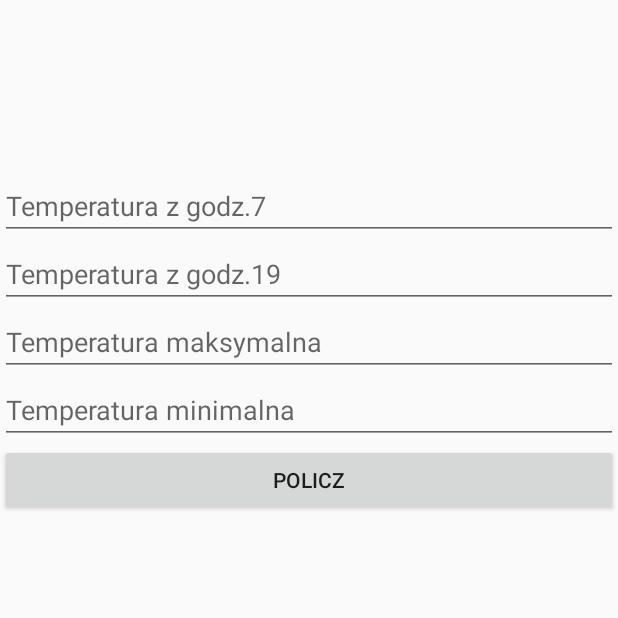
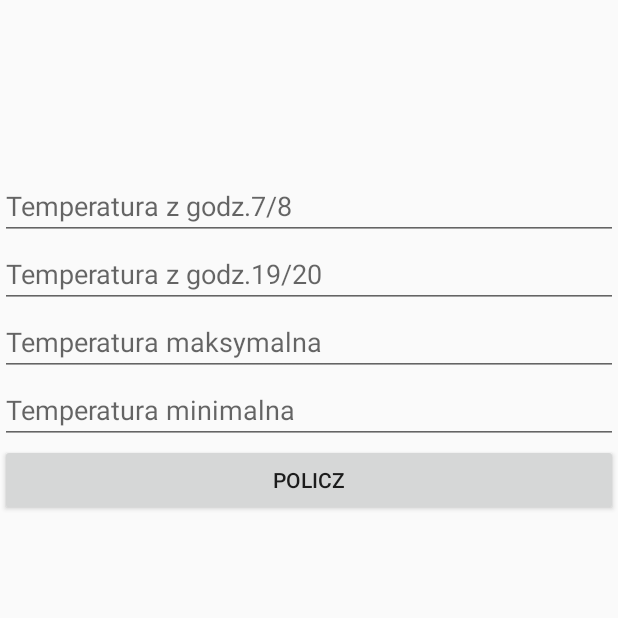
Before and after one commit to monduls/MeteoApp, an Android app: the fragment TemperatureFragment shown on its own in the app's theme, on a phone screen of 412 x 824 dp, the top half of it. Run offline under Robolectric (Android 15) with nearby library versions, the phone set to English and light mode, and no system bars.

```diff
--- a/app/src/main/java/com/example/lenovo/meteoapp/EquivalentFragment.java
+++ b/app/src/main/java/com/example/lenovo/meteoapp/EquivalentFragment.java
@@ -33,7 +33,7 @@ public class EquivalentFragment extends Fragment {
                     int cover = parseInt(coverEdit.getText().toString());
                     double scale = Double.parseDouble(scaleEdit.getText().toString());
                     double result = scale*10/cover;
-                    resultView.setText(String.format("%.2f",result));
+                    resultView.setText("Równoważnik wodny śniegu: " + String.format("%.2f",result));
                 }catch (NumberFormatException e) {
                     resultView.setText("Błędne dane");
                 }
--- a/app/src/main/res/layout/fragment_cloud.xml
+++ b/app/src/main/res/layout/fragment_cloud.xml
@@ -28,13 +28,13 @@
         android:layout_width="match_parent"
         android:layout_height="wrap_content"
         android:hint="Temperatura powietrza"
-        android:inputType="number|numberDecimal"
+        android:inputType="number|numberSigned|numberDecimal"
         android:id="@+id/temperature_edit"/>
     <EditText
         android:layout_width="match_parent"
         android:layout_height="wrap_content"
         android:hint="Tepmeratura punktu rosy"
-        android:inputType="number|numberDecimal"
+        android:inputType="number|numberSigned|numberDecimal"
         android:id="@+id/dew_point_edit"/>
 
     <Button
--- a/app/src/main/res/layout/fragment_humidity.xml
+++ b/app/src/main/res/layout/fragment_humidity.xml
@@ -27,21 +27,21 @@
     <EditText
         android:layout_width="match_parent"
         android:layout_height="wrap_content"
-        android:hint="Wilgotność z godz.7"
+        android:hint="Wilgotność z godz.7/8"
         android:inputType="number|numberDecimal"
         android:id="@+id/humidity7_edit"/>
 
     <EditText
         android:layout_width="match_parent"
         android:layout_height="wrap_content"
-        android:hint="Wilgotność z godz.13"
+        android:hint="Wilgotność z godz.13/14"
         android:inputType="number|numberDecimal"
         android:id="@+id/humidity13_edit"/>
 
     <EditText
         android:layout_width="match_parent"
         android:layout_height="wrap_content"
-        android:hint="Wilgotność z godz.19"
+        android:hint="Wilgotność z godz.19/20"
         android:inputType="number|numberDecimal"
         android:id="@+id/humidity19_edit"/>
 
--- a/app/src/main/res/layout/fragment_temperature.xml
+++ b/app/src/main/res/layout/fragment_temperature.xml
@@ -26,29 +26,29 @@
     <EditText
         android:layout_width="match_parent"
         android:layout_height="wrap_content"
-        android:hint="Temperatura z godz.7"
-        android:inputType="number|numberDecimal"
+        android:hint="Temperatura z godz.7/8"
+        android:inputType="number|numberSigned|numberDecimal"
         android:id="@+id/temp7_edit"/>
 
     <EditText
         android:layout_width="match_parent"
         android:layout_height="wrap_content"
-        android:hint="Temperatura z godz.19"
-        android:inputType="number|numberDecimal"
+        android:hint="Temperatura z godz.19/20"
+        android:inputType="number|numberSigned|numberDecimal"
         android:id="@+id/temp19_edit"/>
 
     <EditText
         android:layout_width="match_parent"
         android:layout_height="wrap_content"
         android:hint="Temperatura maksymalna"
-        android:inputType="number|numberDecimal"
+        android:inputType="number|numberSigned|numberDecimal"
         android:id="@+id/temp_max_edit"/>
 
     <EditText
         android:layout_width="match_parent"
         android:layout_height="wrap_content"
         android:hint="Temperatura minimalna"
-        android:inputType="number|numberDecimal"
+        android:inputType="number|numberSigned|numberDecimal"
         android:id="@+id/temp_min_edit"/>
 
     <Button
```
Also changed, not shown: app/src/main/java/com/example/lenovo/meteoapp/CloudFragment.java (+8 -4 lines).
